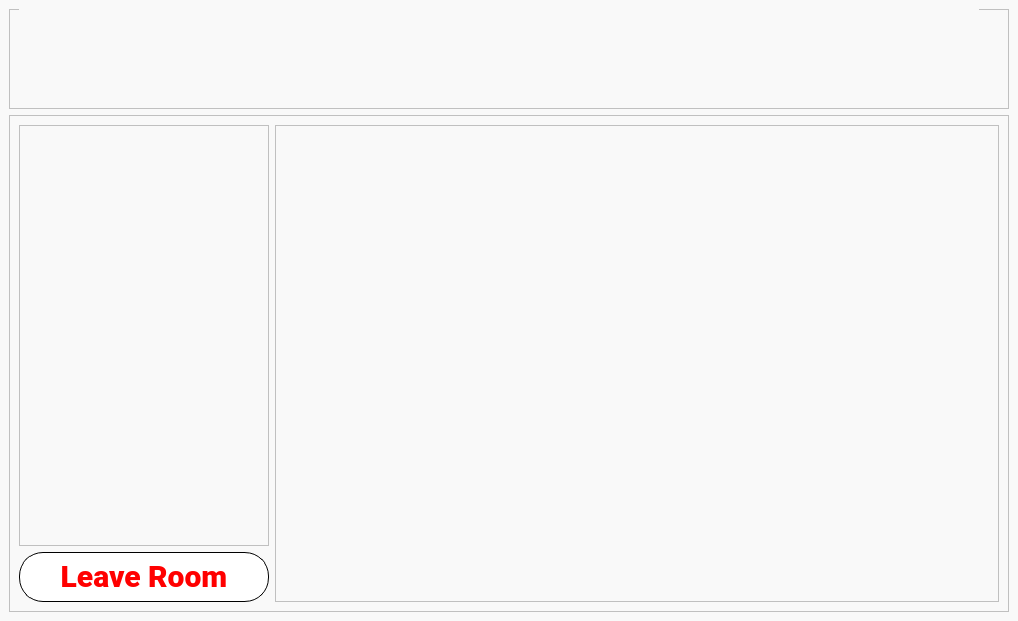
Qt form QT_UI/Linking_Word_Game_UI/playscreen.ui (shannon1102/NetWork2021) before a commit.
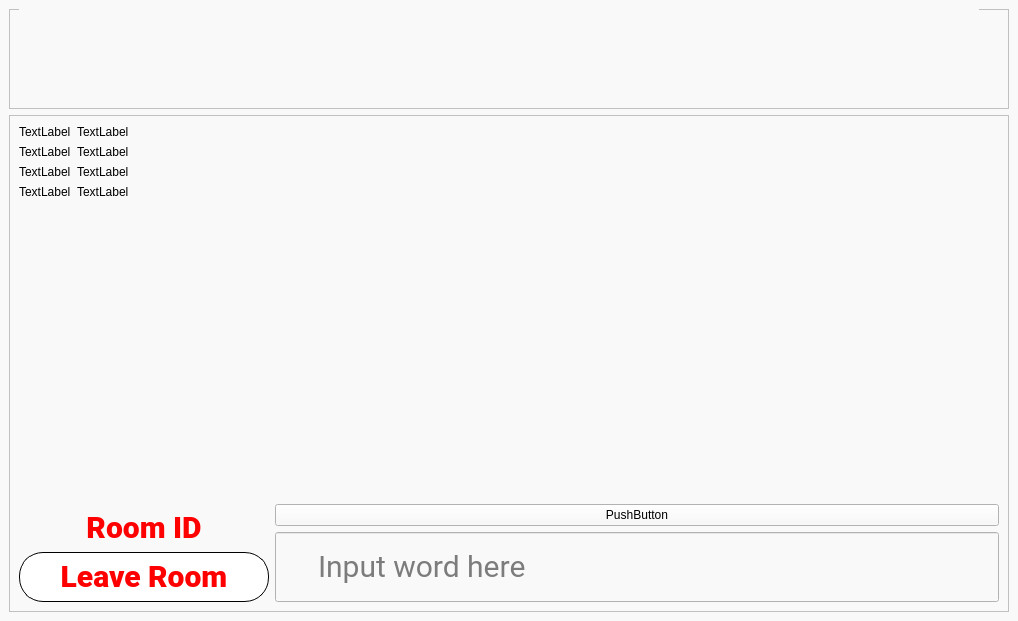
The same form after that commit. Icons and pictures are not drawn.

Patch:
```diff
--- a/QT_UI/Linking_Word_Game_UI/playscreen.ui
+++ b/QT_UI/Linking_Word_Game_UI/playscreen.ui
@@ -85,30 +85,88 @@
          <item>
           <layout class="QVBoxLayout" name="verticalLayout_2">
            <item>
-            <widget class="QListWidget" name="listWidget">
+            <layout class="QFormLayout" name="formLayout">
+             <item row="0" column="0">
+              <widget class="QLabel" name="player_1">
+               <property name="text">
+                <string>TextLabel</string>
+               </property>
+              </widget>
+             </item>
+             <item row="0" column="1">
+              <widget class="QLabel" name="time_1">
+               <property name="text">
+                <string>TextLabel</string>
+               </property>
+              </widget>
+             </item>
+             <item row="1" column="0">
+              <widget class="QLabel" name="player_2">
+               <property name="text">
+                <string>TextLabel</string>
+               </property>
+              </widget>
+             </item>
+             <item row="1" column="1">
+              <widget class="QLabel" name="time_2">
+               <property name="text">
+                <string>TextLabel</string>
+               </property>
+              </widget>
+             </item>
+             <item row="2" column="0">
+              <widget class="QLabel" name="player_3">
+               <property name="text">
+                <string>TextLabel</string>
+               </property>
+              </widget>
+             </item>
+             <item row="2" column="1">
+              <widget class="QLabel" name="time_3">
+               <property name="text">
+                <string>TextLabel</string>
+               </property>
+              </widget>
+             </item>
+             <item row="3" column="0">
+              <widget class="QLabel" name="player_4">
+               <property name="text">
+                <string>TextLabel</string>
+               </property>
+              </widget>
+             </item>
+             <item row="3" column="1">
+              <widget class="QLabel" name="time_4">
+               <property name="text">
+                <string>TextLabel</string>
+               </property>
+              </widget>
+             </item>
+            </layout>
+           </item>
+           <item>
+            <widget class="QLabel" name="label_2">
              <property name="sizePolicy">
-              <sizepolicy hsizetype="Preferred" vsizetype="Preferred">
+              <sizepolicy hsizetype="Preferred" vsizetype="Fixed">
                <horstretch>0</horstretch>
                <verstretch>0</verstretch>
               </sizepolicy>
              </property>
-             <property name="minimumSize">
-              <size>
-               <width>100</width>
-               <height>100</height>
-              </size>
-             </property>
              <property name="styleSheet">
               <string notr="true">font-family: Roboto;
 font-style: normal;
-font-weight: normal;
+font-weight: 900;
 font-size: 30px;
-line-height: 56px;
+line-height: 42px;
+font-allign: center;
 
-color: #000000;</string>
+color: #FF0000;</string>
              </property>
-             <property name="editTriggers">
-              <set>QAbstractItemView::NoEditTriggers</set>
+             <property name="text">
+              <string>Room ID</string>
+             </property>
+             <property name="alignment">
+              <set>Qt::AlignCenter</set>
              </property>
             </widget>
            </item>
@@ -147,24 +205,67 @@
           </layout>
          </item>
          <item>
-          <widget class="QPlainTextEdit" name="plainTextEdit">
-           <property name="sizePolicy">
-            <sizepolicy hsizetype="Expanding" vsizetype="Expanding">
-             <horstretch>0</horstretch>
-             <verstretch>0</verstretch>
-            </sizepolicy>
-           </property>
-           <property name="styleSheet">
-            <string notr="true">font-family: Roboto;
+          <layout class="QVBoxLayout" name="verticalLayout_3">
+           <item>
+            <widget class="QLabel" name="label_3">
+             <property name="sizePolicy">
+              <sizepolicy hsizetype="MinimumExpanding" vsizetype="Preferred">
+               <horstretch>0</horstretch>
+               <verstretch>0</verstretch>
+              </sizepolicy>
+             </property>
+             <property name="styleSheet">
+              <string notr="true">font-family: Roboto;
 font-style: normal;
-font-weight: 200;
-font-size: 30px;
+font-weight: 900;
+font-size: 50px;
 line-height: 56px;
 padding-left: 50px;
 
+color: #ff0835;</string>
+             </property>
+             <property name="text">
+              <string/>
+             </property>
+            </widget>
+           </item>
+           <item>
+            <widget class="QPushButton" name="pushButton_2">
+             <property name="text">
+              <string>PushButton</string>
+             </property>
+            </widget>
+           </item>
+           <item>
+            <widget class="QLineEdit" name="lineEdit">
+             <property name="sizePolicy">
+              <sizepolicy hsizetype="Preferred" vsizetype="Fixed">
+               <horstretch>0</horstretch>
+               <verstretch>0</verstretch>
+              </sizepolicy>
+             </property>
+             <property name="minimumSize">
+              <size>
+               <width>0</width>
+               <height>70</height>
+              </size>
+             </property>
+             <property name="styleSheet">
+              <string notr="true">font-family: Roboto;
+font-style: normal;
+font-weight: normal;
+font-size: 30px;
+line-height: 56px;
+padding-left: 40px;
+
 color: #000000;</string>
-           </property>
-          </widget>
+             </property>
+             <property name="placeholderText">
+              <string>Input word here</string>
+             </property>
+            </widget>
+           </item>
+          </layout>
          </item>
         </layout>
        </widget>
```
